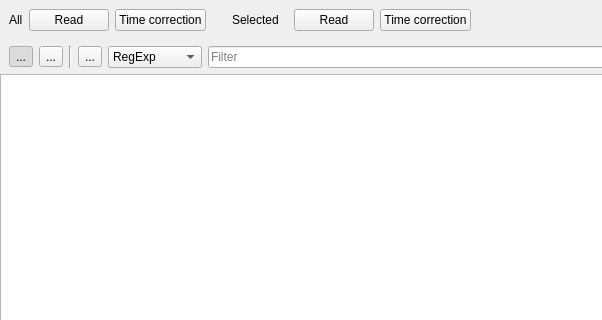
The window that zbyrator-src/metersdatetime.ui (KTS-Intek/quick-collect) describes before a commit, drawn with Qt 5; both pictures show x 0 to 602 and y 0 to 320 of the 941 by 690 pixel window.
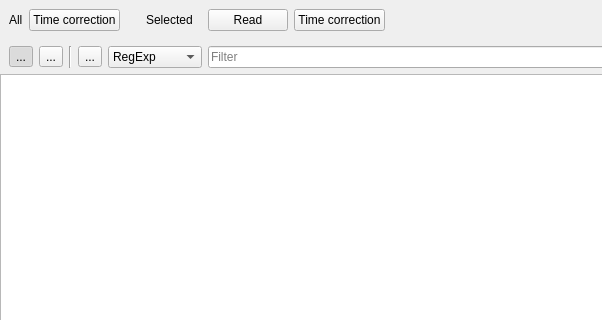
The same window after the commit. Icons and pictures are not drawn.

```diff
--- a/zbyrator-src/metersdatetime.ui
+++ b/zbyrator-src/metersdatetime.ui
@@ -36,17 +36,6 @@
         </property>
        </widget>
       </item>
-      <item>
-       <widget class="QPushButton" name="pbReadAll">
-        <property name="text">
-         <string>Read</string>
-        </property>
-        <property name="icon">
-         <iconset resource="../res.qrc">
-          <normaloff>:/katynko/svg/chronometer.svg</normaloff>:/katynko/svg/chronometer.svg</iconset>
-        </property>
-       </widget>
-      </item>
       <item>
        <widget class="QPushButton" name="pbCorrectionAll">
         <property name="text">
```
